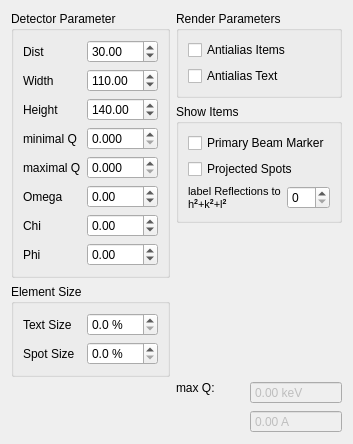
Above: LauePlaneCfg.ui from BackupTheBerlios/clip-svn before the change. Below: the same form after it.
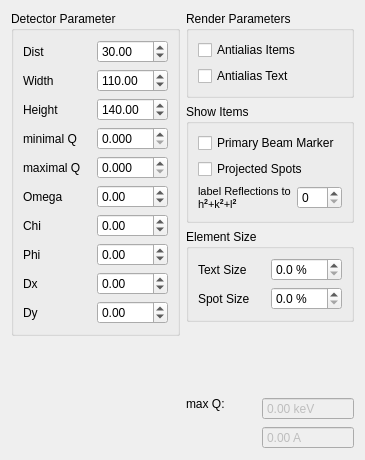
That is the form after the change.

Patch:
```diff
--- a/LauePlaneCfg.ui
+++ b/LauePlaneCfg.ui
@@ -5,8 +5,8 @@
    <rect>
     <x>0</x>
     <y>0</y>
-    <width>333</width>
-    <height>444</height>
+    <width>365</width>
+    <height>460</height>
    </rect>
   </property>
   <property name="windowTitle" >
@@ -199,61 +199,43 @@
           </property>
          </widget>
         </item>
-       </layout>
-      </widget>
-     </item>
-     <item>
-      <widget class="QGroupBox" name="groupBox_3" >
-       <property name="title" >
-        <string>Element Size</string>
-       </property>
-       <property name="flat" >
-        <bool>true</bool>
-       </property>
-       <layout class="QGridLayout" name="gridLayout_2" >
-        <item row="0" column="0" >
-         <widget class="QLabel" name="label_11" >
-          <property name="text" >
-           <string>Text Size</string>
+        <item row="8" column="1" >
+         <widget class="QDoubleSpinBox" name="detDx" >
+          <property name="minimum" >
+           <double>-360.000000000000000</double>
           </property>
+          <property name="maximum" >
+           <double>360.000000000000000</double>
+          </property>
          </widget>
         </item>
-        <item row="0" column="1" >
-         <widget class="QDoubleSpinBox" name="detTextSize" >
-          <property name="suffix" >
-           <string> %</string>
+        <item row="9" column="1" >
+         <widget class="QDoubleSpinBox" name="detDy" >
+          <property name="minimum" >
+           <double>-360.000000000000000</double>
           </property>
-          <property name="decimals" >
-           <number>1</number>
-          </property>
           <property name="maximum" >
-           <double>100.000000000000000</double>
+           <double>360.000000000000000</double>
           </property>
           <property name="singleStep" >
            <double>0.100000000000000</double>
           </property>
          </widget>
         </item>
-        <item row="1" column="0" >
-         <widget class="QLabel" name="label_12" >
+        <item row="8" column="0" >
+         <widget class="QLabel" name="label_13" >
           <property name="text" >
-           <string>Spot Size</string>
+           <string>Dx</string>
           </property>
          </widget>
         </item>
-        <item row="1" column="1" >
-         <widget class="QDoubleSpinBox" name="detSpotSize" >
-          <property name="suffix" >
-           <string> %</string>
+        <item row="9" column="0" >
+         <widget class="QLabel" name="label_14" >
+          <property name="text" >
+           <string>Dy</string>
           </property>
-          <property name="decimals" >
-           <number>1</number>
-          </property>
-          <property name="maximum" >
-           <double>100.000000000000000</double>
-          </property>
-          <property name="singleStep" >
-           <double>0.100000000000000</double>
+          <property name="buddy" >
+           <cstring>detPhi</cstring>
           </property>
          </widget>
         </item>
@@ -362,6 +344,64 @@
        </layout>
       </widget>
      </item>
+     <item>
+      <widget class="QGroupBox" name="groupBox_3" >
+       <property name="title" >
+        <string>Element Size</string>
+       </property>
+       <property name="flat" >
+        <bool>true</bool>
+       </property>
+       <layout class="QGridLayout" name="gridLayout_2" >
+        <item row="0" column="0" >
+         <widget class="QLabel" name="label_11" >
+          <property name="text" >
+           <string>Text Size</string>
+          </property>
+         </widget>
+        </item>
+        <item row="0" column="1" >
+         <widget class="QDoubleSpinBox" name="detTextSize" >
+          <property name="suffix" >
+           <string> %</string>
+          </property>
+          <property name="decimals" >
+           <number>1</number>
+          </property>
+          <property name="maximum" >
+           <double>100.000000000000000</double>
+          </property>
+          <property name="singleStep" >
+           <double>0.100000000000000</double>
+          </property>
+         </widget>
+        </item>
+        <item row="1" column="0" >
+         <widget class="QLabel" name="label_12" >
+          <property name="text" >
+           <string>Spot Size</string>
+          </property>
+         </widget>
+        </item>
+        <item row="1" column="1" >
+         <widget class="QDoubleSpinBox" name="detSpotSize" >
+          <property name="suffix" >
+           <string> %</string>
+          </property>
+          <property name="decimals" >
+           <number>1</number>
+          </property>
+          <property name="maximum" >
+           <double>100.000000000000000</double>
+          </property>
+          <property name="singleStep" >
+           <double>0.100000000000000</double>
+          </property>
+         </widget>
+        </item>
+       </layout>
+      </widget>
+     </item>
      <item>
       <spacer name="verticalSpacer" >
        <property name="orientation" >
```
Left out of the diff: 6 changed lines with no effect on the pictures.
